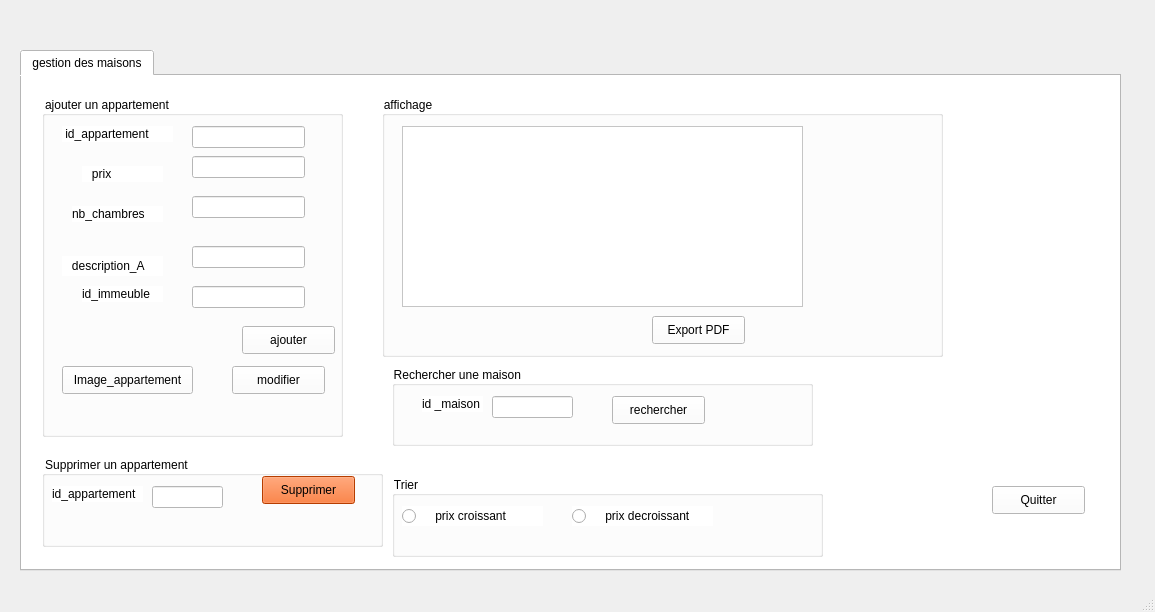
Above: mainwindow.ui from MaramBr/Smart-Real-Estate-2A9 before the change. Below: the same form after it.
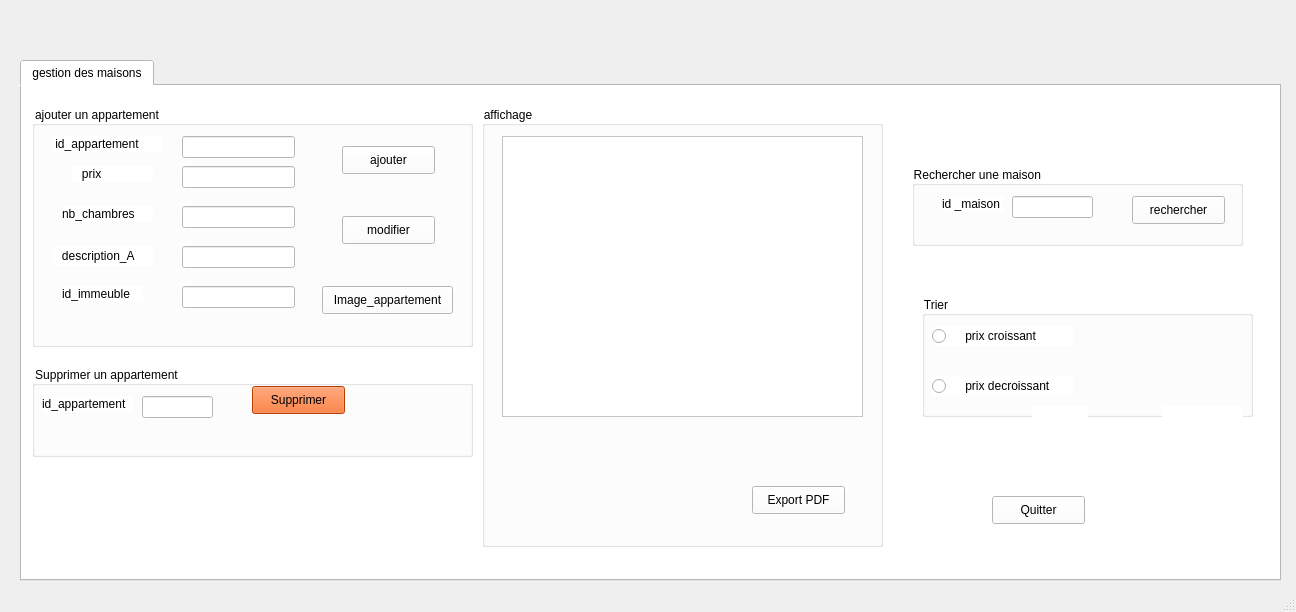
That is the form after the change.

Diff of the .ui file:
```diff
--- a/mainwindow.ui
+++ b/mainwindow.ui
@@ -6,7 +6,7 @@
    <rect>
     <x>0</x>
     <y>0</y>
-    <width>1155</width>
+    <width>1296</width>
     <height>612</height>
    </rect>
   </property>
@@ -18,8 +18,8 @@
     <property name="geometry">
      <rect>
       <x>20</x>
-      <y>50</y>
-      <width>1101</width>
+      <y>60</y>
+      <width>1261</width>
       <height>521</height>
      </rect>
     </property>
@@ -37,10 +37,10 @@
      <widget class="QGroupBox" name="groupBox">
       <property name="geometry">
        <rect>
-        <x>20</x>
+        <x>10</x>
         <y>20</y>
-        <width>301</width>
-        <height>341</height>
+        <width>441</width>
+        <height>241</height>
        </rect>
       </property>
       <property name="title">
@@ -60,7 +60,7 @@
        <property name="geometry">
         <rect>
          <x>150</x>
-         <y>150</y>
+         <y>140</y>
          <width>113</width>
          <height>22</height>
         </rect>
@@ -103,7 +103,7 @@
        <property name="geometry">
         <rect>
          <x>20</x>
-         <y>160</y>
+         <y>140</y>
          <width>101</width>
          <height>20</height>
         </rect>
@@ -116,7 +116,7 @@
        <property name="geometry">
         <rect>
          <x>40</x>
-         <y>70</y>
+         <y>60</y>
          <width>81</width>
          <height>16</height>
         </rect>
@@ -129,7 +129,7 @@
        <property name="geometry">
         <rect>
          <x>30</x>
-         <y>110</y>
+         <y>100</y>
          <width>91</width>
          <height>16</height>
         </rect>
@@ -141,8 +141,8 @@
       <widget class="QPushButton" name="ajouter">
        <property name="geometry">
         <rect>
-         <x>200</x>
-         <y>230</y>
+         <x>310</x>
+         <y>40</y>
          <width>93</width>
          <height>28</height>
         </rect>
@@ -154,8 +154,8 @@
       <widget class="QPushButton" name="pushButton_9">
        <property name="geometry">
         <rect>
-         <x>20</x>
-         <y>270</y>
+         <x>290</x>
+         <y>180</y>
          <width>131</width>
          <height>28</height>
         </rect>
@@ -167,8 +167,8 @@
       <widget class="QPushButton" name="modifier">
        <property name="geometry">
         <rect>
-         <x>190</x>
-         <y>270</y>
+         <x>310</x>
+         <y>110</y>
          <width>93</width>
          <height>28</height>
         </rect>
@@ -180,8 +180,8 @@
       <widget class="QLabel" name="label_6">
        <property name="geometry">
         <rect>
-         <x>40</x>
-         <y>190</y>
+         <x>30</x>
+         <y>180</y>
          <width>81</width>
          <height>16</height>
         </rect>
@@ -194,7 +194,7 @@
        <property name="geometry">
         <rect>
          <x>150</x>
-         <y>190</y>
+         <y>180</y>
          <width>113</width>
          <height>22</height>
         </rect>
@@ -204,9 +204,9 @@
      <widget class="QGroupBox" name="groupBox_8">
       <property name="geometry">
        <rect>
-        <x>20</x>
-        <y>380</y>
-        <width>341</width>
+        <x>10</x>
+        <y>280</y>
+        <width>441</width>
         <height>91</height>
        </rect>
       </property>
@@ -260,9 +260,9 @@
      <widget class="QGroupBox" name="groupBox_10">
       <property name="geometry">
        <rect>
-        <x>370</x>
-        <y>290</y>
-        <width>421</width>
+        <x>890</x>
+        <y>80</y>
+        <width>331</width>
         <height>80</height>
        </rect>
       </property>
@@ -312,10 +312,10 @@
      <widget class="QGroupBox" name="groupBox_6">
       <property name="geometry">
        <rect>
-        <x>360</x>
+        <x>460</x>
         <y>20</y>
-        <width>561</width>
-        <height>261</height>
+        <width>401</width>
+        <height>441</height>
        </rect>
       </property>
       <property name="styleSheet">
@@ -328,7 +328,7 @@
        <property name="geometry">
         <rect>
          <x>270</x>
-         <y>220</y>
+         <y>380</y>
          <width>93</width>
          <height>28</height>
         </rect>
@@ -342,8 +342,8 @@
         <rect>
          <x>20</x>
          <y>30</y>
-         <width>401</width>
-         <height>181</height>
+         <width>361</width>
+         <height>281</height>
         </rect>
        </property>
       </widget>
@@ -351,10 +351,10 @@
      <widget class="QGroupBox" name="groupBox_12">
       <property name="geometry">
        <rect>
-        <x>370</x>
-        <y>400</y>
-        <width>431</width>
-        <height>81</height>
+        <x>900</x>
+        <y>210</y>
+        <width>331</width>
+        <height>121</height>
        </rect>
       </property>
       <property name="title">
@@ -376,8 +376,8 @@
       <widget class="QRadioButton" name="radioButton_6">
        <property name="geometry">
         <rect>
-         <x>180</x>
-         <y>30</y>
+         <x>10</x>
+         <y>80</y>
          <width>141</width>
          <height>20</height>
         </rect>
```
Left out of the diff: 2 changed lines with no effect on the pictures.
